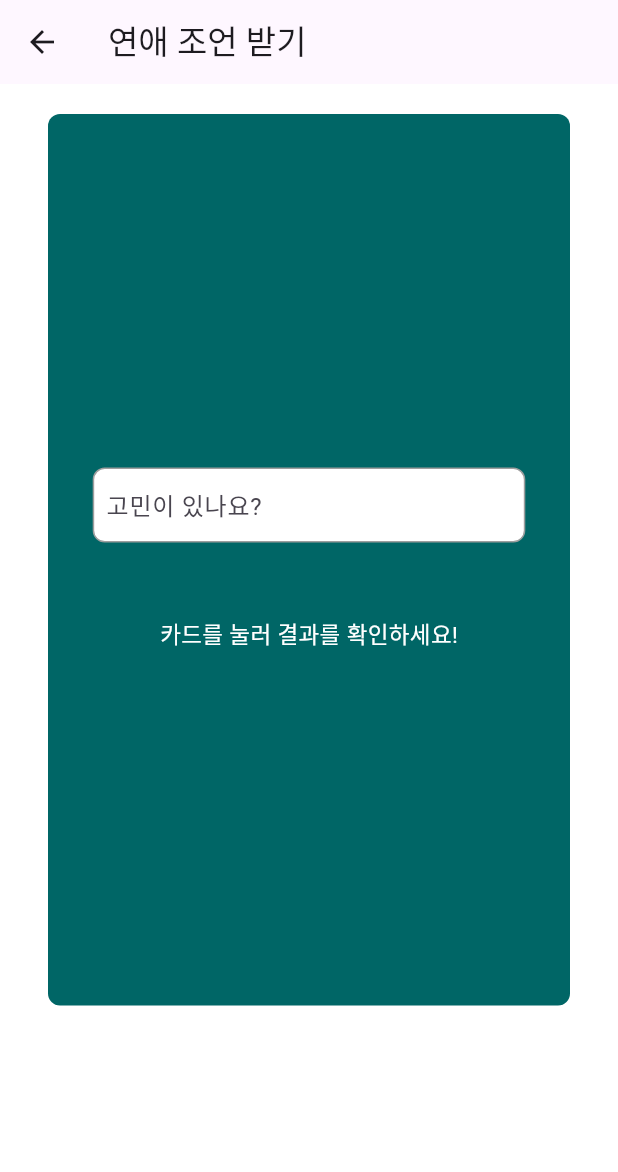
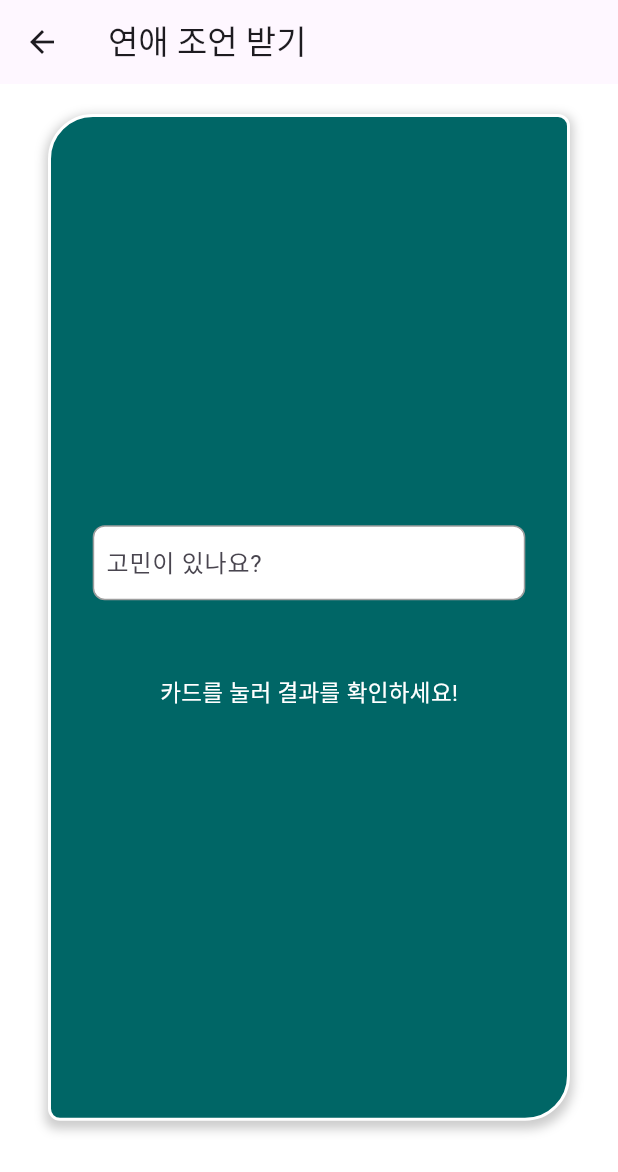
Before and after one commit to MoappFinalTeamProject/MoappTeamProject, a Flutter app: the MyCardFlipPage screen opened by its route, on a phone screen of 412 x 824 dp. Shown: the top 1172 px of the screen. Run offline on Flutter 3.47's test engine with Material 2 defaults, Android fonts, the phone set to English and light mode, and no system bars; drawn by our look-alikes of flip_card; our stand-ins replace carousel_slider, chat_bubbles, cloud_firestore, firebase_auth, firebase_core, firebase_storage and 8 more; missing offline and left inert: dart_openai, google_mlkit_face_detection, onboarding; accounts and stored records are empty.

Commit message:
card flip design update

```diff
--- a/lib/pages/card_flip/cardFlip.dart
+++ b/lib/pages/card_flip/cardFlip.dart
@@ -41,9 +41,23 @@ class _MyCardFlipPageState extends State<MyCardFlipPage> {
           //print(status);
         },
         front: Container(
-          decoration: const BoxDecoration(
-            color: Color(0xFF006666),
-            borderRadius: BorderRadius.all(Radius.circular(8.0)),
+          decoration: BoxDecoration(
+            color: const Color(0xFF006666),
+            borderRadius: BorderRadius.only(
+              topLeft: Radius.circular(30.0),
+              topRight: Radius.circular(8.0),
+              bottomLeft: Radius.circular(8.0),
+              bottomRight: Radius.circular(30.0),
+            ),
+            border: Border.all(color: Colors.white, width: 2.0),
+            boxShadow: [
+              BoxShadow(
+                color: Colors.black.withOpacity(0.2),
+                spreadRadius: 2,
+                blurRadius: 5,
+                offset: Offset(0, 3),
+              ),
+            ],
           ),
           child: Column(
             mainAxisAlignment: MainAxisAlignment.center,
@@ -88,9 +102,23 @@ class _MyCardFlipPageState extends State<MyCardFlipPage> {
           ),
         ),
         back: Container(
-          decoration: const BoxDecoration(
-            color: Color.fromARGB(255, 189, 24, 79),
-            borderRadius: BorderRadius.all(Radius.circular(8.0)),
+          decoration: BoxDecoration(
+            color: const Color.fromARGB(255, 189, 24, 79),
+            borderRadius: BorderRadius.only(
+              topLeft: Radius.circular(8.0),
+              topRight: Radius.circular(30.0),
+              bottomLeft: Radius.circular(30.0),
+              bottomRight: Radius.circular(8.0),
+            ),
+            border: Border.all(color: Colors.white, width: 2.0),
+            boxShadow: [
+              BoxShadow(
+                color: Colors.black.withOpacity(0.2),
+                spreadRadius: 2,
+                blurRadius: 5,
+                offset: Offset(0, 3),
+              ),
+            ],
           ),
           child: Column(
             mainAxisAlignment: MainAxisAlignment.center,
@@ -151,7 +179,7 @@ class _MyCardFlipPageState extends State<MyCardFlipPage> {
             crossAxisAlignment: CrossAxisAlignment.stretch,
             children: <Widget>[
               Expanded(
-                flex: 4,
+                flex: 9,
                 child: _renderContent(context, result),
               ),
               Expanded(
--- a/lib/pages/google_map_page/google_map.dart
+++ b/lib/pages/google_map_page/google_map.dart
@@ -1,8 +1,4 @@
-import 'dart:math';
-
 import 'package:flutter/material.dart';
-import 'package:flutter_dotenv/flutter_dotenv.dart';
-import 'package:flutter_polyline_points/flutter_polyline_points.dart';
 import 'package:geolocator/geolocator.dart';
 import 'package:google_maps_flutter/google_maps_flutter.dart';
 
--- a/pubspec.yaml
+++ b/pubspec.yaml
@@ -33,7 +33,6 @@ dependencies:
   url_launcher: ^6.2.1
   flip_card: ^0.7.0
   tuple: ^2.0.2
-  flutter_polyline_points: ^2.0.0
 
 dev_dependencies:
   flutter_test:
```
